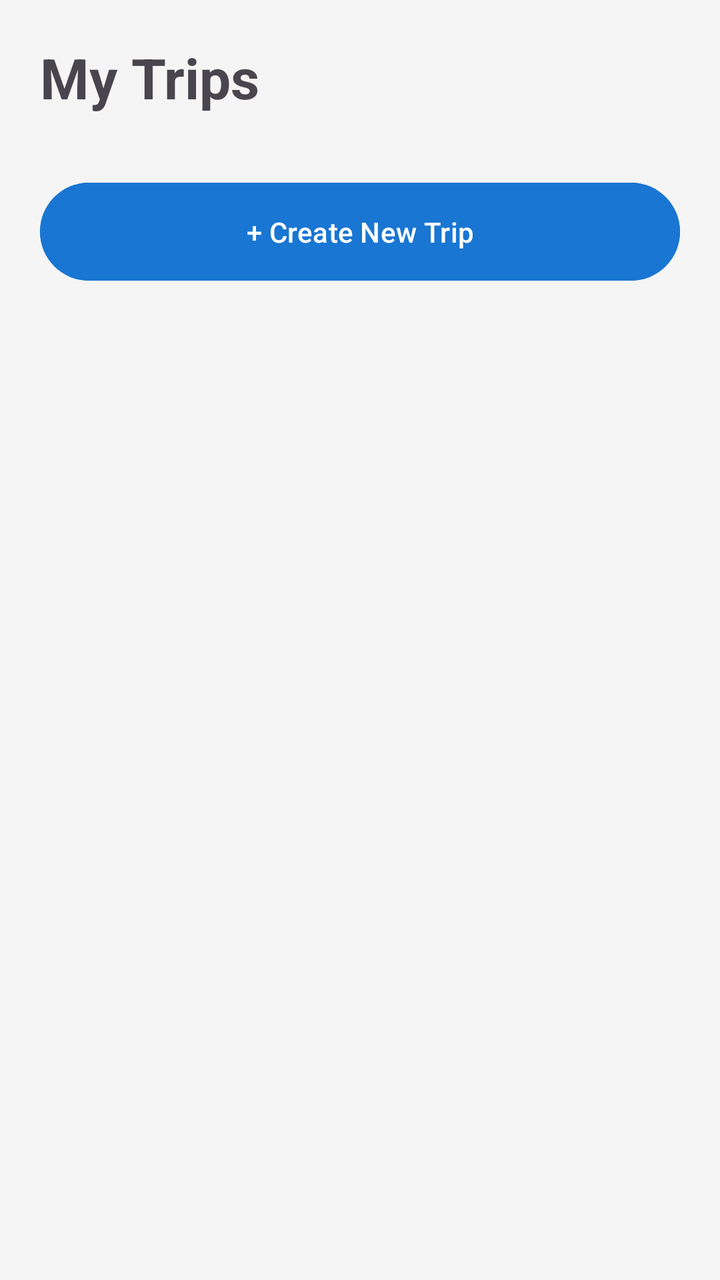
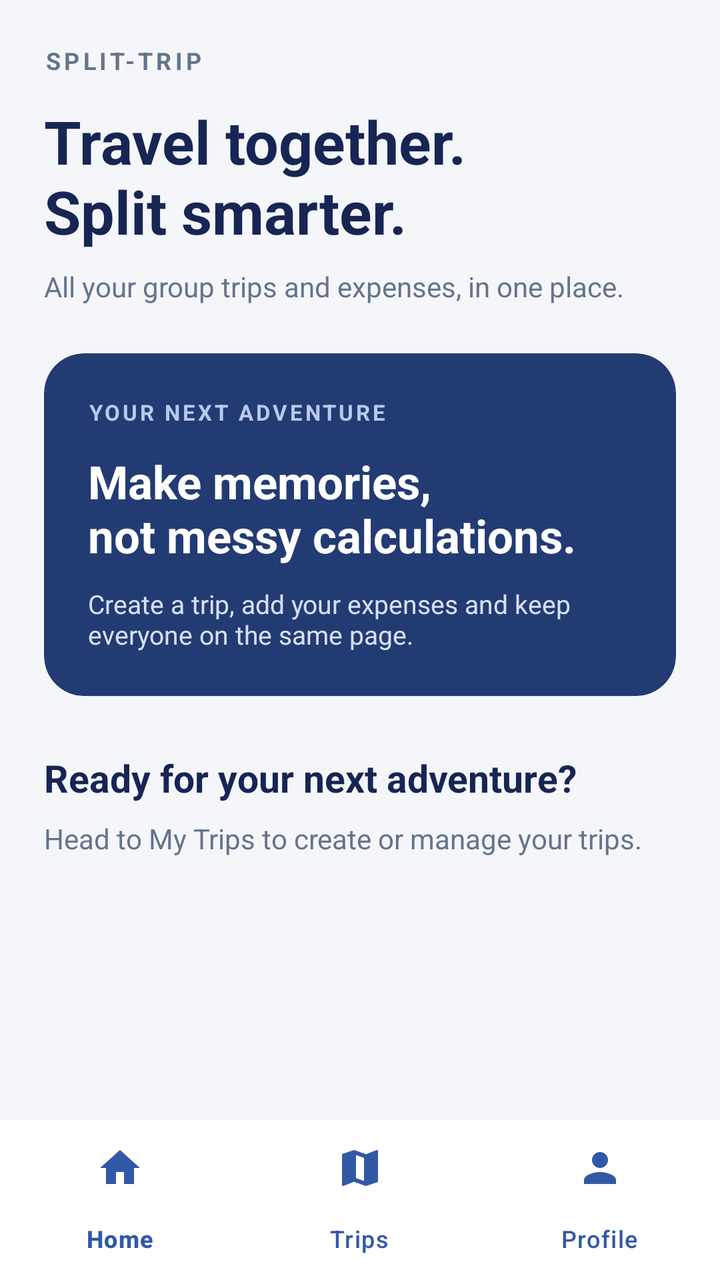

Screens rendered from an Android XML layout before and after an edit, with the pre-edit source and the edit as a unified diff.
<!-- AndroidManifest.xml: application theme Theme.SplitTrip -->
<!-- res/layout/activity_home.xml -->
<?xml version="1.0" encoding="utf-8"?>
<LinearLayout xmlns:android="http://schemas.android.com/apk/res/android"
    android:layout_width="match_parent"
    android:layout_height="match_parent"
    android:orientation="vertical"
    android:padding="20dp"
    android:background="#F5F5F5">

    <TextView
        android:layout_width="match_parent"
        android:layout_height="wrap_content"
        android:text="My Trips"
        android:textSize="28sp"
        android:textStyle="bold"
        android:layout_marginBottom="20dp"/>

    
    <ScrollView
        android:layout_width="match_parent"
        android:layout_height="match_parent">

        <LinearLayout
            android:layout_width="match_parent"
            android:layout_height="wrap_content"
            android:orientation="vertical">

            
            <LinearLayout
                android:id="@+id/tripListContainer"
                android:layout_width="match_parent"
                android:layout_height="wrap_content"
                android:orientation="vertical">
            </LinearLayout>

            
            <Button
                android:id="@+id/newTripButton"
                android:layout_width="match_parent"
                android:layout_height="wrap_content"
                android:text="+ Create New Trip"
                android:backgroundTint="#1976D2"
                android:textColor="#FFFFFF"
                android:padding="15dp"
                android:layout_marginTop="10dp"
                android:layout_marginBottom="30dp"/>

        </LinearLayout>
    </ScrollView>
</LinearLayout>
<!-- resources referenced by this layout -->
<resources>
  <style name="Theme.SplitTrip" parent="Base.Theme.SplitTrip" />
  <style name="Base.Theme.SplitTrip" parent="Theme.Material3.DayNight.NoActionBar">
          
          
      </style>
</resources>

<!-- the commit's change to res/layout/activity_home.xml (unified diff, before → after) -->
@@ -1,49 +1,262 @@
 <?xml version="1.0" encoding="utf-8"?>
 <LinearLayout xmlns:android="http://schemas.android.com/apk/res/android"
+    xmlns:app="http://schemas.android.com/apk/res-auto"
     android:layout_width="match_parent"
     android:layout_height="match_parent"
     android:orientation="vertical"
-    android:padding="20dp"
-    android:background="#F5F5F5">
-
-    <TextView
+    android:background="#F5F6FA">
+
+    <FrameLayout
+        android:layout_width="match_parent"
+        android:layout_height="0dp"
+        android:layout_weight="1">
+
+        
+        <ScrollView
+            android:id="@+id/home_screen"
+            android:layout_width="match_parent"
+            android:layout_height="match_parent"
+            android:fillViewport="true">
+
+            <LinearLayout
+                android:layout_width="match_parent"
+                android:layout_height="wrap_content"
+                android:orientation="vertical"
+                android:padding="22dp">
+
+                <TextView
+                    android:layout_width="wrap_content"
+                    android:layout_height="wrap_content"
+                    android:text="SPLIT-TRIP"
+                    android:textColor="#64748B"
+                    android:textSize="12sp"
+                    android:textStyle="bold"
+                    android:letterSpacing="0.15" />
+
+                <TextView
+                    android:layout_width="match_parent"
+                    android:layout_height="wrap_content"
+                    android:text="Travel together.\nSplit smarter."
+                    android:textColor="#172554"
+                    android:textSize="30sp"
+                    android:textStyle="bold"
+                    android:layout_marginTop="12dp" />
+
+                <TextView
+                    android:layout_width="match_parent"
+                    android:layout_height="wrap_content"
+                    android:text="All your group trips and expenses, in one place."
+                    android:textColor="#64748B"
+                    android:textSize="14sp"
+                    android:layout_marginTop="8dp"
+                    android:layout_marginBottom="24dp" />
+
+                <com.google.android.material.card.MaterialCardView
+                    android:layout_width="match_parent"
+                    android:layout_height="wrap_content"
+                    app:cardCornerRadius="20dp"
+                    app:cardElevation="0dp"
+                    app:cardBackgroundColor="#233B73"
+                    app:strokeWidth="0dp">
+
+                    <LinearLayout
+                        android:layout_width="match_parent"
+                        android:layout_height="wrap_content"
+                        android:orientation="vertical"
+                        android:padding="22dp">
+
+                        <TextView
+                            android:layout_width="wrap_content"
+                            android:layout_height="wrap_content"
+                            android:text="YOUR NEXT ADVENTURE"
+                            android:textColor="#B9C9EE"
+                            android:textSize="11sp"
+                            android:textStyle="bold"
+                            android:letterSpacing="0.12" />
+
+                        <TextView
+                            android:layout_width="match_parent"
+                            android:layout_height="wrap_content"
+                            android:text="Make memories,\nnot messy calculations."
+                            android:textColor="#FFFFFF"
+                            android:textSize="23sp"
+                            android:textStyle="bold"
+                            android:layout_marginTop="12dp" />
+
+                        <TextView
+                            android:layout_width="match_parent"
+                            android:layout_height="wrap_content"
+                            android:text="Create a trip, add your expenses and keep everyone on the same page."
+                            android:textColor="#D6E0F5"
+                            android:textSize="13sp"
+                            android:layout_marginTop="10dp" />
+
+                    </LinearLayout>
+                </com.google.android.material.card.MaterialCardView>
+
+                <TextView
+                    android:layout_width="match_parent"
+                    android:layout_height="wrap_content"
+                    android:text="Ready for your next adventure?"
+                    android:textColor="#172554"
+                    android:textSize="19sp"
+                    android:textStyle="bold"
+                    android:layout_marginTop="28dp" />
+
+                <TextView
+                    android:layout_width="match_parent"
+                    android:layout_height="wrap_content"
+                    android:text="Head to My Trips to create or manage your trips."
+                    android:textColor="#64748B"
+                    android:textSize="14sp"
+                    android:layout_marginTop="8dp" />
+
+            </LinearLayout>
+        </ScrollView>
+
+        
+        <ScrollView
+            android:id="@+id/trips_screen"
+            android:layout_width="match_parent"
+            android:layout_height="match_parent"
+            android:visibility="gone"
+            android:fillViewport="true">
+
+            <LinearLayout
+                android:layout_width="match_parent"
+                android:layout_height="wrap_content"
+                android:orientation="vertical"
+                android:padding="22dp">
+
+                <TextView
+                    android:layout_width="match_parent"
+                    android:layout_height="wrap_content"
+                    android:text="My Trips"
+                    android:textColor="#172554"
+                    android:textSize="29sp"
+                    android:textStyle="bold" />
+
+                <TextView
+                    android:layout_width="match_parent"
+                    android:layout_height="wrap_content"
+                    android:text="All your adventures, together."
+                    android:textColor="#64748B"
+                    android:textSize="14sp"
+                    android:layout_marginTop="6dp"
+                    android:layout_marginBottom="22dp" />
+
+                <com.google.android.material.card.MaterialCardView
+                    android:layout_width="match_parent"
+                    android:layout_height="wrap_content"
+                    app:cardCornerRadius="18dp"
+                    app:cardElevation="1dp"
+                    app:cardBackgroundColor="#FFFFFF"
+                    app:strokeWidth="0dp">
+
+                    <LinearLayout
+                        android:id="@+id/tripListContainer"
+                        android:layout_width="match_parent"
+                        android:layout_height="wrap_content"
+                        android:orientation="vertical"
+                        android:padding="12dp" />
+
+                </com.google.android.material.card.MaterialCardView>
+
+                <com.google.android.material.button.MaterialButton
+                    android:id="@+id/newTripButton"
+                    android:layout_width="match_parent"
+                    android:layout_height="58dp"
+                    android:text="+   Create a new trip"
+                    android:textAllCaps="false"
+                    android:textSize="15sp"
+                    android:textStyle="bold"
+                    android:textColor="#FFFFFF"
+                    android:layout_marginTop="20dp"
+                    app:cornerRadius="16dp"
+                    app:backgroundTint="#3159A5"
+                    app:elevation="0dp" />
+
+            </LinearLayout>
+        </ScrollView>
+
+        
+        <ScrollView
+            android:id="@+id/profile_screen"
+            android:layout_width="match_parent"
+            android:layout_height="match_parent"
+            android:visibility="gone">
+
+            <LinearLayout
+                android:layout_width="match_parent"
+                android:layout_height="wrap_content"
+                android:orientation="vertical"
+                android:padding="22dp">
+
+                <TextView
+                    android:layout_width="match_parent"
+                    android:layout_height="wrap_content"
+                    android:text="Your Profile"
+                    android:textColor="#172554"
+                    android:textSize="29sp"
+                    android:textStyle="bold" />
+
+                <TextView
+                    android:layout_width="match_parent"
+                    android:layout_height="wrap_content"
+                    android:text="Your account and app preferences."
+                    android:textColor="#64748B"
+                    android:textSize="14sp"
+                    android:layout_marginTop="6dp" />
+
+                <com.google.android.material.card.MaterialCardView
+                    android:layout_width="match_parent"
+                    android:layout_height="wrap_content"
+                    android:layout_marginTop="24dp"
+                    app:cardCornerRadius="18dp"
+                    app:cardElevation="0dp"
+                    app:cardBackgroundColor="#FFFFFF"
+                    app:strokeWidth="0dp">
+
+                    <LinearLayout
+                        android:layout_width="match_parent"
+                        android:layout_height="wrap_content"
+                        android:orientation="vertical"
+                        android:padding="20dp">
+
+                        <TextView
+                            android:layout_width="wrap_content"
+                            android:layout_height="wrap_content"
+                            android:text="Split-Trip"
+                            android:textColor="#172554"
+                            android:textSize="20sp"
+                            android:textStyle="bold" />
+
+                        <TextView
+                            android:layout_width="wrap_content"
+                            android:layout_height="wrap_content"
+                            android:text="Profile settings and appearance options will be available here."
+                            android:textColor="#64748B"
+                            android:textSize="14sp"
+                            android:layout_marginTop="8dp" />
+
+                    </LinearLayout>
+                </com.google.android.material.card.MaterialCardView>
+
+            </LinearLayout>
+        </ScrollView>
+
+    </FrameLayout>
+
+    
+    <com.google.android.material.bottomnavigation.BottomNavigationView
+        android:id="@+id/bottomNavigation"
         android:layout_width="match_parent"
         android:layout_height="wrap_content"
-        android:text="My Trips"
-        android:textSize="28sp"
-        android:textStyle="bold"
-        android:layout_marginBottom="20dp"/>
-
-    
-    <ScrollView
-        android:layout_width="match_parent"
-        android:layout_height="match_parent">
-
-        <LinearLayout
-            android:layout_width="match_parent"
-            android:layout_height="wrap_content"
-            android:orientation="vertical">
-
-            
-            <LinearLayout
-                android:id="@+id/tripListContainer"
-                android:layout_width="match_parent"
-                android:layout_height="wrap_content"
-                android:orientation="vertical">
-            </LinearLayout>
-
-            
-            <Button
-                android:id="@+id/newTripButton"
-                android:layout_width="match_parent"
-                android:layout_height="wrap_content"
-                android:text="+ Create New Trip"
-                android:backgroundTint="#1976D2"
-                android:textColor="#FFFFFF"
-                android:padding="15dp"
-                android:layout_marginTop="10dp"
-                android:layout_marginBottom="30dp"/>
-
-        </LinearLayout>
-    </ScrollView>
+        android:background="#FFFFFF"
+        app:menu="@menu/bottom_nav_menu"
+        app:labelVisibilityMode="labeled"
+        app:itemIconTint="#3159A5"
+        app:itemTextColor="#3159A5"
+        app:elevation="8dp" />
+
 </LinearLayout>
